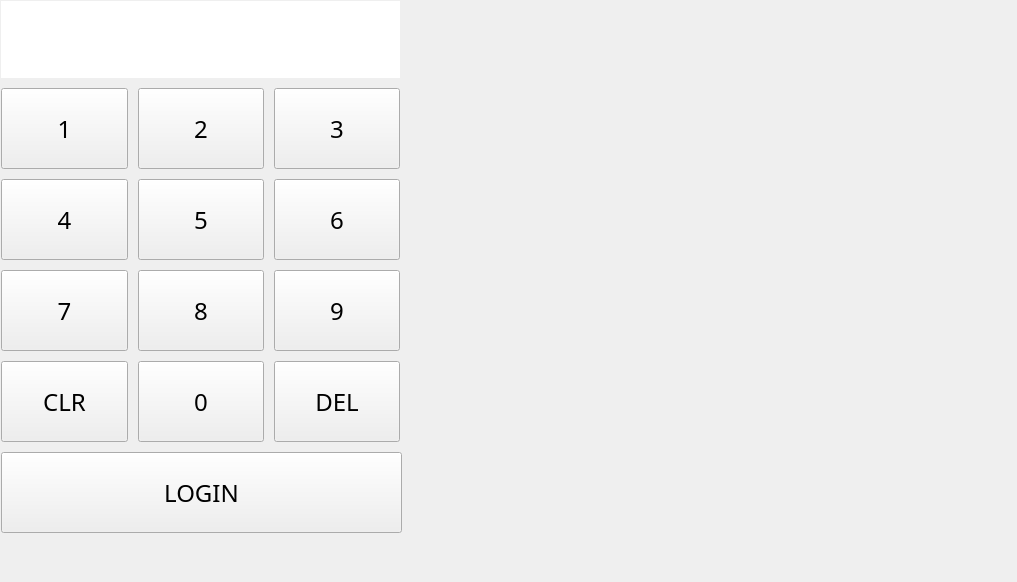
Qt form numpad.ui (renderedSafe/Geedunk2) before a commit.
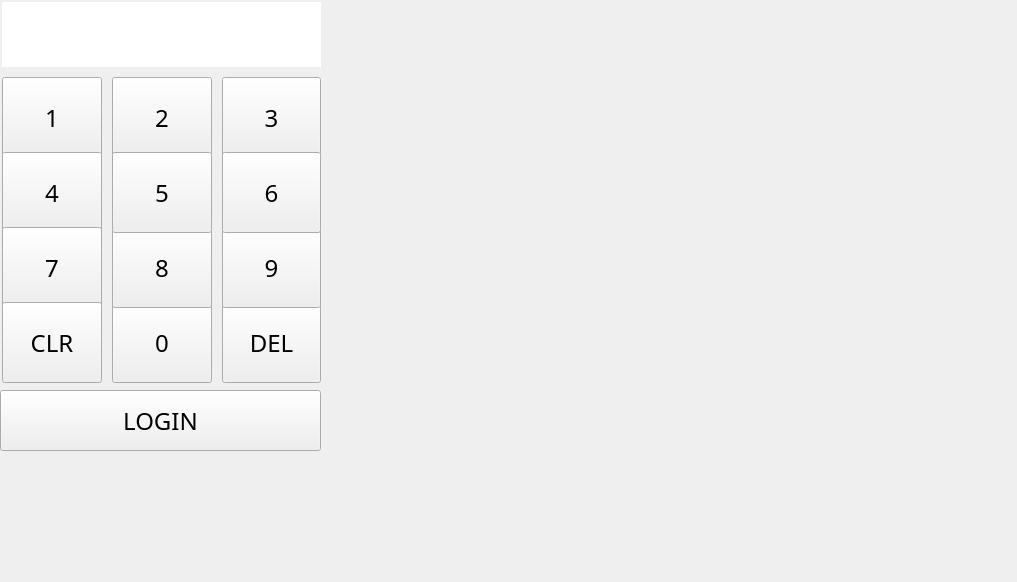
The same form after that commit.

```diff
--- a/numpad.ui
+++ b/numpad.ui
@@ -28,14 +28,14 @@
   <widget class="QPushButton" name="pushButton_1">
    <property name="geometry">
     <rect>
-     <x>1</x>
-     <y>88</y>
-     <width>127</width>
+     <x>2</x>
+     <y>77</y>
+     <width>100</width>
      <height>81</height>
     </rect>
    </property>
    <property name="sizePolicy">
-    <sizepolicy hsizetype="Fixed" vsizetype="Fixed">
+    <sizepolicy hsizetype="Expanding" vsizetype="Expanding">
      <horstretch>0</horstretch>
      <verstretch>0</verstretch>
     </sizepolicy>
@@ -68,14 +68,14 @@
   <widget class="QPushButton" name="pushButton_0">
    <property name="geometry">
     <rect>
-     <x>138</x>
-     <y>361</y>
-     <width>126</width>
+     <x>112</x>
+     <y>302</y>
+     <width>100</width>
      <height>81</height>
     </rect>
    </property>
    <property name="sizePolicy">
-    <sizepolicy hsizetype="Fixed" vsizetype="Fixed">
+    <sizepolicy hsizetype="Expanding" vsizetype="Expanding">
      <horstretch>0</horstretch>
      <verstretch>0</verstretch>
     </sizepolicy>
@@ -99,14 +99,14 @@
   <widget class="QPushButton" name="pushButton_del">
    <property name="geometry">
     <rect>
-     <x>274</x>
-     <y>361</y>
-     <width>126</width>
+     <x>222</x>
+     <y>302</y>
+     <width>99</width>
      <height>81</height>
     </rect>
    </property>
    <property name="sizePolicy">
-    <sizepolicy hsizetype="Fixed" vsizetype="Fixed">
+    <sizepolicy hsizetype="Expanding" vsizetype="Expanding">
      <horstretch>0</horstretch>
      <verstretch>0</verstretch>
     </sizepolicy>
@@ -130,14 +130,14 @@
   <widget class="QPushButton" name="pushButton_9">
    <property name="geometry">
     <rect>
-     <x>274</x>
-     <y>270</y>
-     <width>126</width>
+     <x>222</x>
+     <y>227</y>
+     <width>99</width>
      <height>81</height>
     </rect>
    </property>
    <property name="sizePolicy">
-    <sizepolicy hsizetype="Fixed" vsizetype="Fixed">
+    <sizepolicy hsizetype="Expanding" vsizetype="Expanding">
      <horstretch>0</horstretch>
      <verstretch>0</verstretch>
     </sizepolicy>
@@ -161,14 +161,14 @@
   <widget class="QLineEdit" name="lineEdit">
    <property name="geometry">
     <rect>
-     <x>1</x>
-     <y>1</y>
-     <width>399</width>
-     <height>77</height>
+     <x>2</x>
+     <y>2</y>
+     <width>319</width>
+     <height>65</height>
     </rect>
    </property>
    <property name="sizePolicy">
-    <sizepolicy hsizetype="Fixed" vsizetype="Fixed">
+    <sizepolicy hsizetype="Expanding" vsizetype="Expanding">
      <horstretch>0</horstretch>
      <verstretch>0</verstretch>
     </sizepolicy>
@@ -203,14 +203,14 @@
   <widget class="QPushButton" name="pushButton_8">
    <property name="geometry">
     <rect>
-     <x>138</x>
-     <y>270</y>
-     <width>126</width>
+     <x>112</x>
+     <y>227</y>
+     <width>100</width>
      <height>81</height>
     </rect>
    </property>
    <property name="sizePolicy">
-    <sizepolicy hsizetype="Fixed" vsizetype="Fixed">
+    <sizepolicy hsizetype="Expanding" vsizetype="Expanding">
      <horstretch>0</horstretch>
      <verstretch>0</verstretch>
     </sizepolicy>
@@ -234,14 +234,14 @@
   <widget class="QPushButton" name="pushButton_3">
    <property name="geometry">
     <rect>
-     <x>274</x>
-     <y>88</y>
-     <width>126</width>
+     <x>222</x>
+     <y>77</y>
+     <width>99</width>
      <height>81</height>
     </rect>
    </property>
    <property name="sizePolicy">
-    <sizepolicy hsizetype="Fixed" vsizetype="Fixed">
+    <sizepolicy hsizetype="Expanding" vsizetype="Expanding">
      <horstretch>0</horstretch>
      <verstretch>0</verstretch>
     </sizepolicy>
@@ -265,14 +265,14 @@
   <widget class="QPushButton" name="pushButton_6">
    <property name="geometry">
     <rect>
-     <x>274</x>
-     <y>179</y>
-     <width>126</width>
+     <x>222</x>
+     <y>152</y>
+     <width>99</width>
      <height>81</height>
     </rect>
    </property>
    <property name="sizePolicy">
-    <sizepolicy hsizetype="Fixed" vsizetype="Fixed">
+    <sizepolicy hsizetype="Expanding" vsizetype="Expanding">
      <horstretch>0</horstretch>
      <verstretch>0</verstretch>
     </sizepolicy>
@@ -296,14 +296,14 @@
   <widget class="QPushButton" name="pushButton_2">
    <property name="geometry">
     <rect>
-     <x>138</x>
-     <y>88</y>
-     <width>126</width>
+     <x>112</x>
+     <y>77</y>
+     <width>100</width>
      <height>81</height>
     </rect>
    </property>
    <property name="sizePolicy">
-    <sizepolicy hsizetype="Fixed" vsizetype="Fixed">
+    <sizepolicy hsizetype="Expanding" vsizetype="Expanding">
      <horstretch>0</horstretch>
      <verstretch>0</verstretch>
     </sizepolicy>
@@ -327,14 +327,14 @@
   <widget class="QPushButton" name="pushButton_4">
    <property name="geometry">
     <rect>
-     <x>1</x>
-     <y>179</y>
-     <width>127</width>
+     <x>2</x>
+     <y>152</y>
+     <width>100</width>
      <height>81</height>
     </rect>
    </property>
    <property name="sizePolicy">
-    <sizepolicy hsizetype="Fixed" vsizetype="Fixed">
+    <sizepolicy hsizetype="Expanding" vsizetype="Expanding">
      <horstretch>0</horstretch>
      <verstretch>0</verstretch>
     </sizepolicy>
@@ -367,14 +367,14 @@
   <widget class="QPushButton" name="pushButton_7">
    <property name="geometry">
     <rect>
-     <x>1</x>
-     <y>270</y>
-     <width>127</width>
+     <x>2</x>
+     <y>227</y>
+     <width>100</width>
      <height>81</height>
     </rect>
    </property>
    <property name="sizePolicy">
-    <sizepolicy hsizetype="Fixed" vsizetype="Fixed">
+    <sizepolicy hsizetype="Expanding" vsizetype="Expanding">
      <horstretch>0</horstretch>
      <verstretch>0</verstretch>
     </sizepolicy>
@@ -407,14 +407,14 @@
   <widget class="QPushButton" name="pushButton_clr">
    <property name="geometry">
     <rect>
-     <x>1</x>
-     <y>361</y>
-     <width>127</width>
+     <x>2</x>
+     <y>302</y>
+     <width>100</width>
      <height>81</height>
     </rect>
    </property>
    <property name="sizePolicy">
-    <sizepolicy hsizetype="Fixed" vsizetype="Fixed">
+    <sizepolicy hsizetype="Expanding" vsizetype="Expanding">
      <horstretch>0</horstretch>
      <verstretch>0</verstretch>
     </sizepolicy>
@@ -447,14 +447,14 @@
   <widget class="QPushButton" name="pushButton_5">
    <property name="geometry">
     <rect>
-     <x>138</x>
-     <y>179</y>
-     <width>126</width>
+     <x>112</x>
+     <y>152</y>
+     <width>100</width>
      <height>81</height>
     </rect>
    </property>
    <property name="sizePolicy">
-    <sizepolicy hsizetype="Fixed" vsizetype="Fixed">
+    <sizepolicy hsizetype="Expanding" vsizetype="Expanding">
      <horstretch>0</horstretch>
      <verstretch>0</verstretch>
     </sizepolicy>
@@ -478,14 +478,14 @@
   <widget class="QPushButton" name="pushButton_login">
    <property name="geometry">
     <rect>
-     <x>1</x>
-     <y>452</y>
-     <width>401</width>
-     <height>81</height>
+     <x>0</x>
+     <y>390</y>
+     <width>321</width>
+     <height>61</height>
     </rect>
    </property>
    <property name="sizePolicy">
-    <sizepolicy hsizetype="Minimum" vsizetype="Minimum">
+    <sizepolicy hsizetype="Expanding" vsizetype="Expanding">
      <horstretch>0</horstretch>
      <verstretch>0</verstretch>
     </sizepolicy>
```
